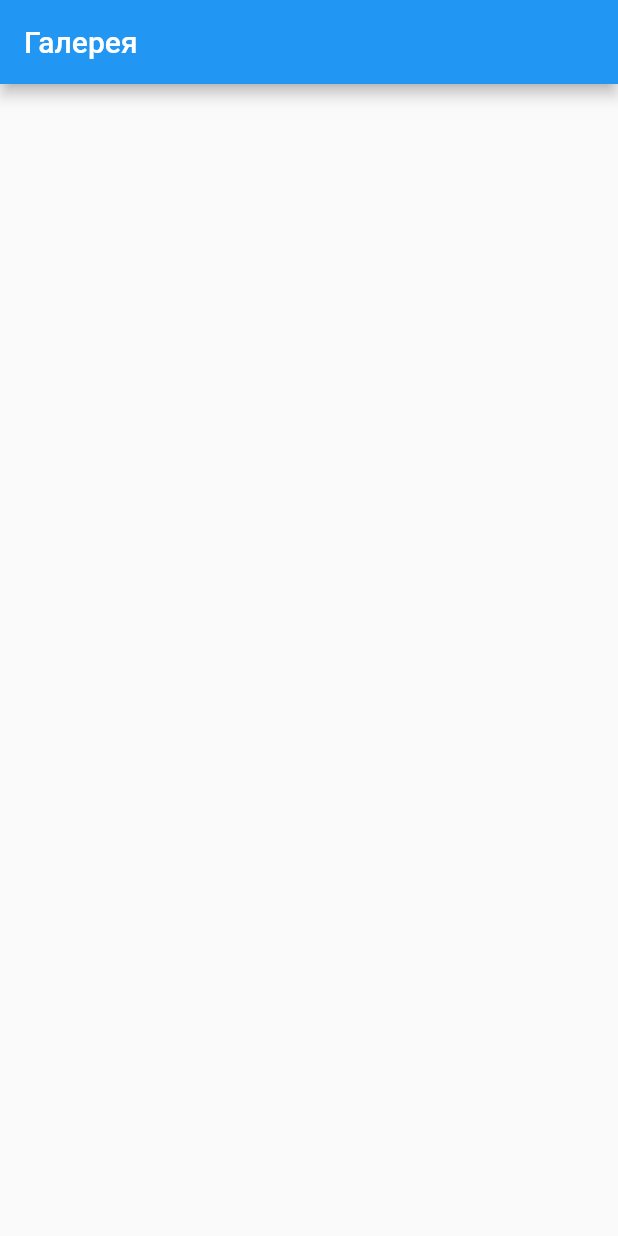
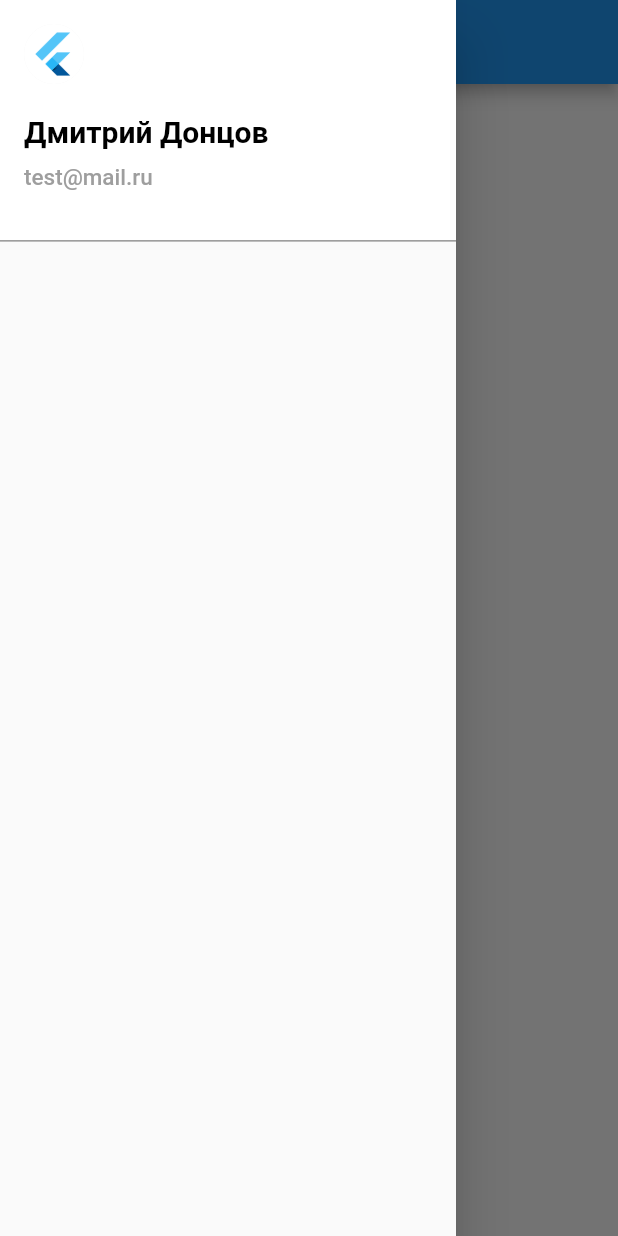
Before and after one commit to DimaDontsov/test_flutter_app, a Flutter app: the screen it shows after launch, with the side drawer open (before the commit the screen has no drawer), on a phone screen of 412 x 824 dp. Run offline on Flutter 3.47's test engine with Material 2 defaults, Android fonts, the phone set to English and light mode, and no system bars.

Commit message:
В верхнюю часть меню добавлены аватар, имя и почта

```diff
--- a/lib/main.dart
+++ b/lib/main.dart
@@ -31,6 +31,40 @@ class _GalleryPageState extends State<GalleryPage> {
       appBar: AppBar(
         title: Text('Галерея', style: TextStyle(color: Colors.white,),),
         backgroundColor: Colors.blue,
+        iconTheme: IconThemeData(color: Colors.white),
+      ),
+      drawer: Drawer(
+
+        child: ListView(
+          children: <Widget>[
+            DrawerHeader(
+              decoration: BoxDecoration(
+                color: Colors.white,
+                border: Border(
+                  bottom: BorderSide(
+                    color: Colors.grey,
+                    width: 1,
+                  ),
+                ),
+              ),
+              child: Column(
+                crossAxisAlignment: CrossAxisAlignment.start,
+                children: [
+                  CircleAvatar(
+                    backgroundImage: AssetImage('assets/menu_icon.png'),
+                    radius: 20,
+                  ),
+                  Padding(padding: EdgeInsets.only(top: 20),),
+                  Text('Дмитрий Донцов', style: TextStyle(fontSize: 20, fontWeight: FontWeight.bold, color: Colors.black,),),
+                  Padding(padding: EdgeInsets.only(top: 10),),
+                  Text('test@mail.ru', style: TextStyle(fontSize:15, color: Colors.grey,),),
+                  Padding(padding: EdgeInsets.only(top: 20),),
+                  // Text('Count: ${_count}', style: TextStyle(fontSize:20, color: Colors.black,),),
+                ],
+              ),
+            ),
+          ],
+        ),
       ),
     );
   }
--- a/pubspec.yaml
+++ b/pubspec.yaml
@@ -45,9 +45,9 @@ flutter:
   uses-material-design: true
 
   # To add assets to your application, add an assets section, like this:
-  # assets:
-  #   - images/a_dot_burr.jpeg
-  #   - images/a_dot_ham.jpeg
+  assets:
+     - assets/menu_icon.png
+
 
   # An image asset can refer to one or more resolution-specific "variants", see
   # https://flutter.dev/assets-and-images/#resolution-aware.
```
Also changed, not shown: assets/menu_icon.png (added).
